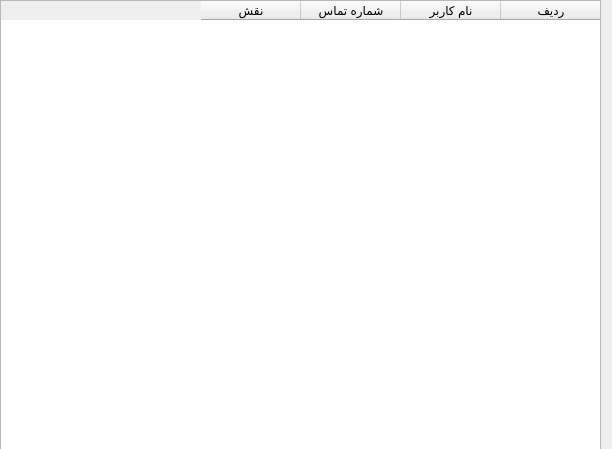
pooratho/FOOD, file FOOD/userstablewidget.ui: the form before one commit.
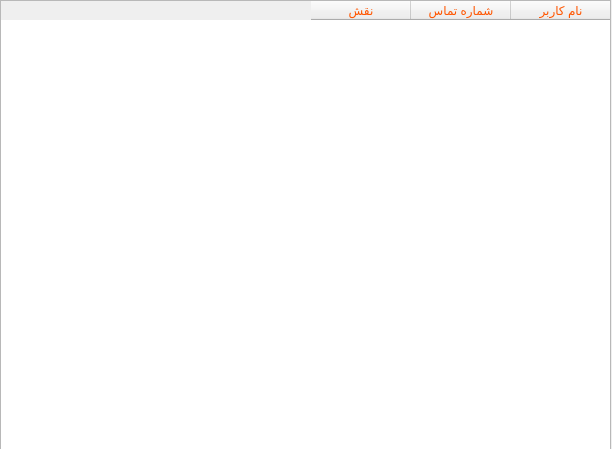
The form after the commit.

Commit message: connecting users table widget for admins control DONE

What changed in the file:
```diff
--- a/FOOD/userstablewidget.ui
+++ b/FOOD/userstablewidget.ui
@@ -18,15 +18,28 @@
     <rect>
      <x>0</x>
      <y>0</y>
-     <width>601</width>
+     <width>611</width>
      <height>451</height>
     </rect>
    </property>
+   <property name="minimumSize">
+    <size>
+     <width>611</width>
+     <height>451</height>
+    </size>
+   </property>
+   <property name="maximumSize">
+    <size>
+     <width>611</width>
+     <height>451</height>
+    </size>
+   </property>
    <property name="layoutDirection">
     <enum>Qt::LayoutDirection::RightToLeft</enum>
    </property>
    <property name="styleSheet">
-    <string notr="true"/>
+    <string notr="true">color: rgb(255, 85, 0);
+font: 12pt &quot;B Farnaz&quot;;</string>
    </property>
    <property name="lineWidth">
     <number>1</number>
@@ -34,11 +47,12 @@
    <property name="midLineWidth">
     <number>0</number>
    </property>
-   <column>
-    <property name="text">
-     <string>     ردیف     </string>
-    </property>
-   </column>
+   <property name="editTriggers">
+    <set>QAbstractItemView::EditTrigger::NoEditTriggers</set>
+   </property>
+   <property name="selectionBehavior">
+    <enum>QAbstractItemView::SelectionBehavior::SelectRows</enum>
+   </property>
    <column>
     <property name="text">
      <string>نام کاربر</string>
```
The commit also changes 6 other files.
